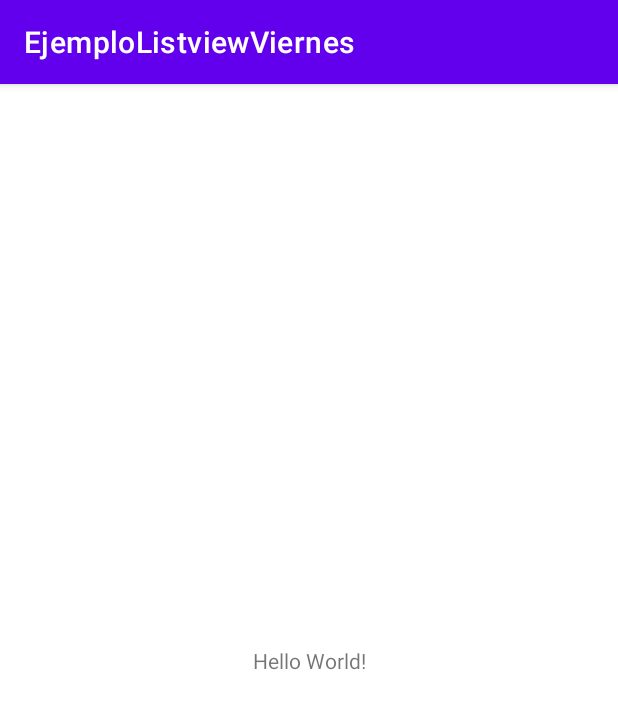
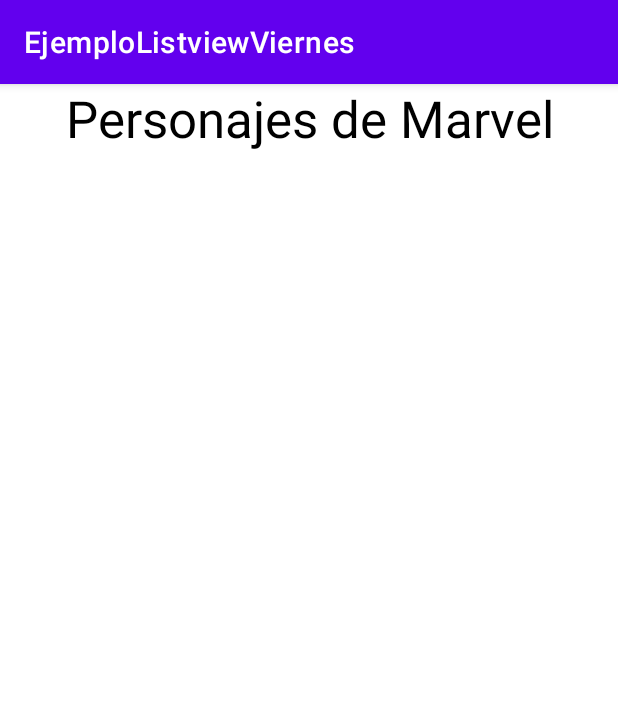
Before and after one commit to daviddagb2/EjemploListViewAndroid, an Android app: the screen it shows after launch (MainActivity), on a phone screen of 412 x 824 dp. Shown: the top 709 px of the screen. Run offline under Robolectric (Android 15) with nearby library versions, the phone set to English and light mode, and no system bars.

Commit message:
se creo la interfaz del listview

```diff
--- a/app/src/main/res/layout/activity_main.xml
+++ b/app/src/main/res/layout/activity_main.xml
@@ -6,13 +6,23 @@
     android:layout_height="match_parent"
     tools:context=".MainActivity">
 
-    <TextView
-        android:layout_width="wrap_content"
-        android:layout_height="wrap_content"
-        android:text="Hello World!"
-        app:layout_constraintBottom_toBottomOf="parent"
-        app:layout_constraintLeft_toLeftOf="parent"
-        app:layout_constraintRight_toRightOf="parent"
-        app:layout_constraintTop_toTopOf="parent" />
+    <LinearLayout
+        android:layout_width="match_parent"
+        android:layout_height="match_parent"
+        android:orientation="vertical">
 
+        <TextView
+            android:id="@+id/textView"
+            android:layout_width="match_parent"
+            android:layout_height="wrap_content"
+            android:text="Personajes de Marvel"
+            android:textAlignment="center"
+            android:textColor="@color/black"
+            android:textSize="34sp" />
+
+        <ListView
+            android:id="@+id/listview1"
+            android:layout_width="match_parent"
+            android:layout_height="match_parent" />
+    </LinearLayout>
 </androidx.constraintlayout.widget.ConstraintLayout>
```
